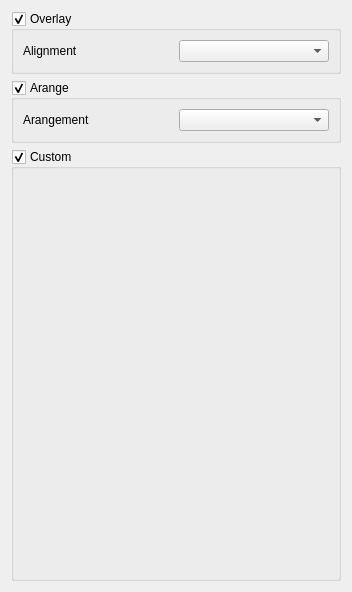
First picture: the form in ui/playlistItemOverlay.ui, repository IENT/YUView, before the edit.
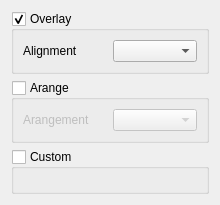
Second picture: the form after the edit.

```diff
--- a/ui/playlistItemOverlay.ui
+++ b/ui/playlistItemOverlay.ui
@@ -6,8 +6,8 @@
    <rect>
     <x>0</x>
     <y>0</y>
-    <width>352</width>
-    <height>592</height>
+    <width>220</width>
+    <height>205</height>
    </rect>
   </property>
   <property name="windowTitle">
@@ -44,6 +44,9 @@
      <property name="checkable">
       <bool>true</bool>
      </property>
+     <property name="checked">
+      <bool>false</bool>
+     </property>
      <layout class="QHBoxLayout" name="horizontalLayout_2">
       <item>
        <widget class="QLabel" name="labelArangement">
@@ -66,6 +69,9 @@
      <property name="checkable">
       <bool>true</bool>
      </property>
+     <property name="checked">
+      <bool>false</bool>
+     </property>
     </widget>
    </item>
   </layout>
```
Left out of the diff: 2 changed lines with no effect on the pictures.
